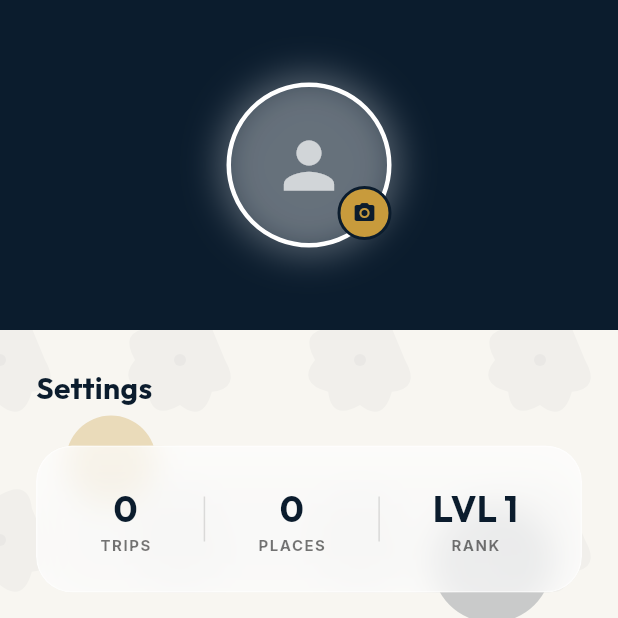
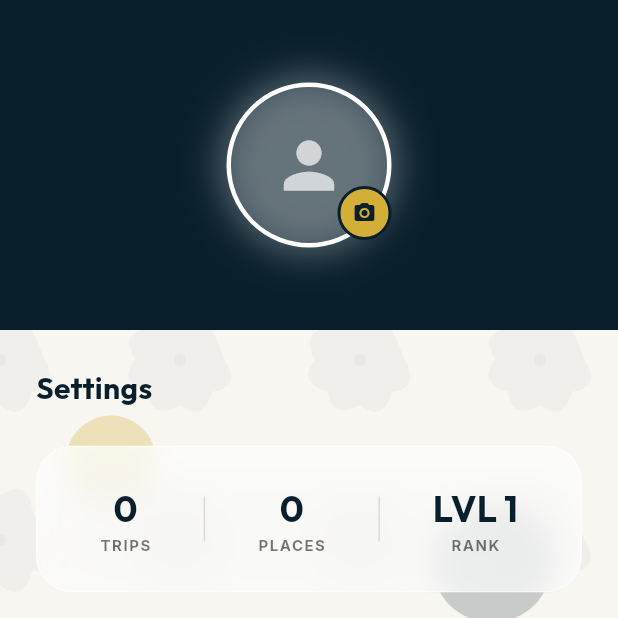
Before and after one commit to pathiranasehas676-creator/hidden_gems_sl, a Flutter app: the HomeScreen screen opened directly, item 4 of the bottom bar chosen, on a phone screen of 412 x 824 dp, the top half of it. Run offline on Flutter 3.47's test engine with Material 3 defaults, Android fonts, the phone set to English and light mode, and no system bars; our stand-ins replace camera, cloud_firestore, firebase_analytics, firebase_auth, firebase_core, firebase_messaging and 17 more; missing offline and left inert: encrypt, safe_device; accounts and stored records are empty; network calls fail.

Commit message:
feat: implement `AppTheme` class to define application-wide colors, typography, shadows, and light/dark themes.

```diff
--- a/lib/core/theme/app_theme.dart
+++ b/lib/core/theme/app_theme.dart
@@ -3,11 +3,11 @@ import 'package:google_fonts/google_fonts.dart';
 
 class AppTheme {
   // --- Serendib Oracle Luxury Palette ---
-  static const Color primaryBlue = Color(0xFF0B1C2D); // Deep Space Navy
-  static const Color accentOchre = Color(0xFFC89B3C); // Sri Lankan Ochre Gold
+  static const Color primaryBlue = Color(0xFF091F2C); // Deep Ocean Blue
+  static const Color accentOchre = Color(0xFFD4AF37); // Sigiriya Gold
   static const Color silkPearl = Color(0xFFF8F6F1);   // Silk Pearl
   static const Color softBlue = Color(0xFFD9E9F2);
-  static const Color successGreen = Color(0xFF2E7D5B); // Tropical Leaf Green
+  static const Color successGreen = Color(0xFF1B4332); // Tropical Jungle Green
   static const Color warningOrange = Color(0xFFE2725B); // Sunset Coral
   static const Color backgroundGray = Color(0xFFF1F0EA);
 
```
